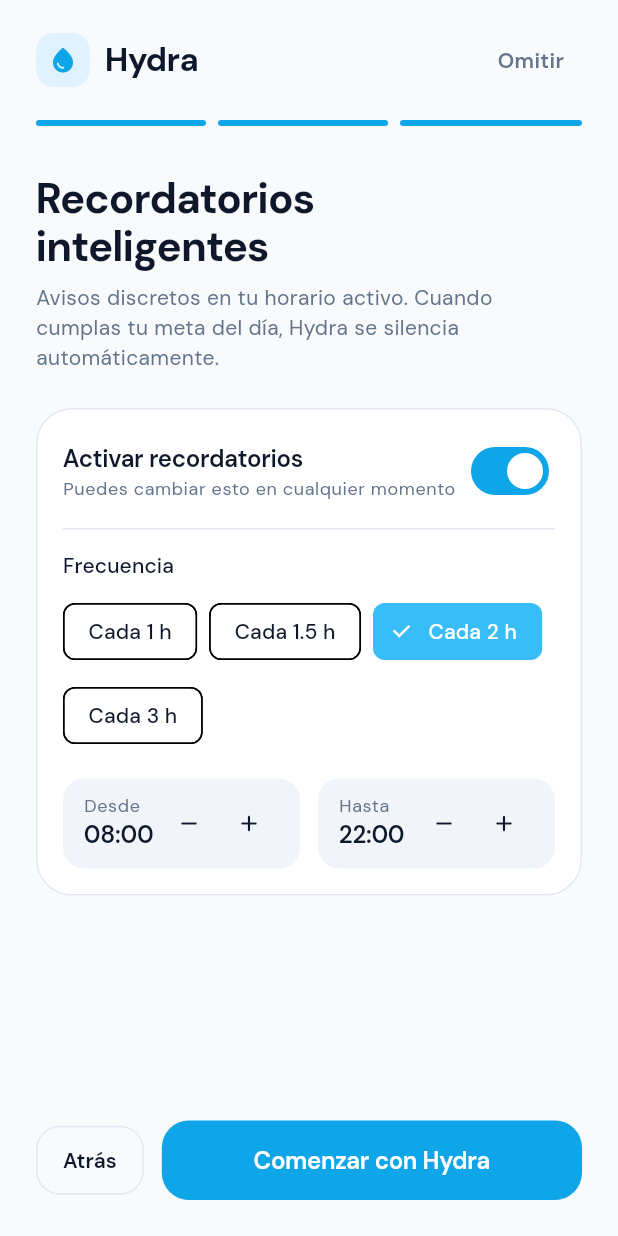
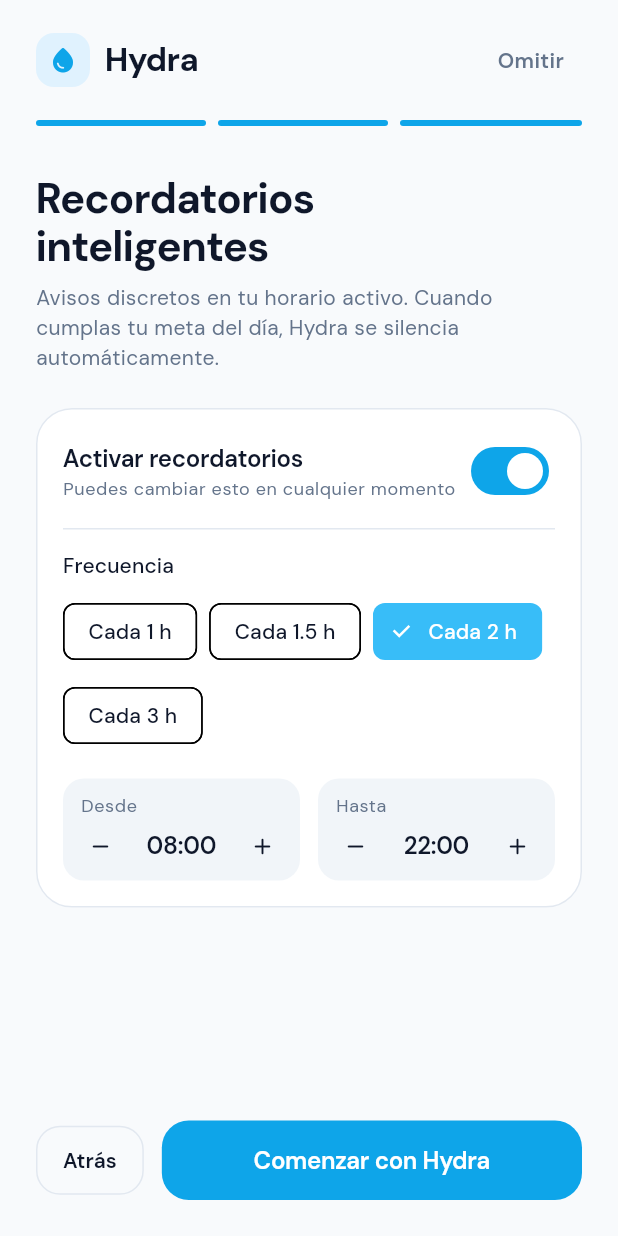
Before and after one commit to AlexDotel/WaterApp, a Flutter app: the screen it shows after launch, swiped to page 3, on a phone screen of 412 x 824 dp. Run offline on Flutter 3.47's test engine with Material 3 defaults, Android fonts, the phone set to English and light mode, and no system bars; our stand-ins replace flutter_local_notifications, flutter_riverpod, google_fonts, shared_preferences, timezone.

Commit message:
fix: resolve responsive layout overflows on compact screens and 1.3x text scale

```diff
--- a/lib/features/home/home_screen.dart
+++ b/lib/features/home/home_screen.dart
@@ -264,7 +264,7 @@ class HomeScreen extends ConsumerWidget {
               )
             else
               SliverPadding(
-                padding: const EdgeInsets.fromLTRB(22, 4, 22, 28),
+                padding: const EdgeInsets.fromLTRB(22, 4, 22, 88),
                 sliver: SliverList.separated(
                   itemCount: todayEntries.length,
                   separatorBuilder: (_, __) => const SizedBox(height: 8),
--- a/lib/features/home/widgets/drink_picker_sheet.dart
+++ b/lib/features/home/widgets/drink_picker_sheet.dart
@@ -64,7 +64,7 @@ class _DrinkPickerSheetState extends State<_DrinkPickerSheet> {
       ..sort();
 
     return SafeArea(
-      child: Padding(
+      child: SingleChildScrollView(
         padding: const EdgeInsets.fromLTRB(24, 4, 24, 24),
         child: Column(
           mainAxisSize: MainAxisSize.min,
--- a/lib/features/onboarding/onboarding_screen.dart
+++ b/lib/features/onboarding/onboarding_screen.dart
@@ -520,38 +520,68 @@ class _HourSelector extends StatelessWidget {
   Widget build(BuildContext context) {
     final theme = Theme.of(context);
     return Container(
-      padding: const EdgeInsets.symmetric(horizontal: 14, vertical: 10),
+      padding: const EdgeInsets.symmetric(horizontal: 12, vertical: 10),
       decoration: BoxDecoration(
         color: theme.colorScheme.surfaceContainerHighest,
         borderRadius: BorderRadius.circular(14),
       ),
-      child: Row(
+      child: Column(
+        crossAxisAlignment: CrossAxisAlignment.start,
         children: [
-          Column(
-            crossAxisAlignment: CrossAxisAlignment.start,
+          Text(label, style: theme.textTheme.bodySmall),
+          const SizedBox(height: 6),
+          Row(
+            mainAxisAlignment: MainAxisAlignment.spaceBetween,
             children: [
-              Text(label, style: theme.textTheme.bodySmall),
-              Text(
-                HydrationUtils.formatHour(hour),
-                style: theme.textTheme.titleMedium?.copyWith(
-                  fontFeatures: const [FontFeature.tabularFigures()],
+              _MiniStepButton(
+                icon: Icons.remove_rounded,
+                onTap: hour > 5 ? () => onChanged(hour - 1) : null,
+              ),
+              Flexible(
+                child: FittedBox(
+                  fit: BoxFit.scaleDown,
+                  child: Text(
+                    HydrationUtils.formatHour(hour),
+                    style: theme.textTheme.titleMedium?.copyWith(
+                      fontFeatures: const [FontFeature.tabularFigures()],
+                    ),
+                  ),
                 ),
               ),
+              _MiniStepButton(
+                icon: Icons.add_rounded,
+                onTap: hour < 23 ? () => onChanged(hour + 1) : null,
+              ),
             ],
-          ),
-          const Spacer(),
-          IconButton(
-            visualDensity: VisualDensity.compact,
-            onPressed: hour > 5 ? () => onChanged(hour - 1) : null,
-            icon: const Icon(Icons.remove_rounded, size: 18),
-          ),
-          IconButton(
-            visualDensity: VisualDensity.compact,
-            onPressed: hour < 23 ? () => onChanged(hour + 1) : null,
-            icon: const Icon(Icons.add_rounded, size: 18),
           ),
         ],
       ),
     );
   }
 }
+
+class _MiniStepButton extends StatelessWidget {
+  const _MiniStepButton({required this.icon, required this.onTap});
+
+  final IconData icon;
+  final VoidCallback? onTap;
+
+  @override
+  Widget build(BuildContext context) {
+    final theme = Theme.of(context);
+    return InkWell(
+      borderRadius: BorderRadius.circular(8),
+      onTap: onTap,
+      child: Padding(
+        padding: const EdgeInsets.all(4),
+        child: Icon(
+          icon,
+          size: 18,
+          color: onTap != null
+              ? theme.colorScheme.onSurface
+              : theme.disabledColor,
+        ),
+      ),
+    );
+  }
+}
```
Also changed, not shown: lib/features/progress/progress_screen.dart (+11 -5 lines), lib/features/progress/widgets/weekly_bar_chart.dart (+4 -4 lines), lib/features/settings/settings_screen.dart (+5 -3 lines), 1 other file.
